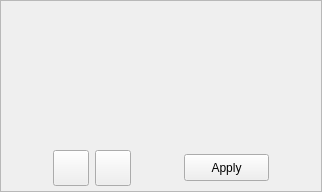
AdelKS/ZeGrapher, file Widgets/rangeadjustments.ui: the form before one commit.
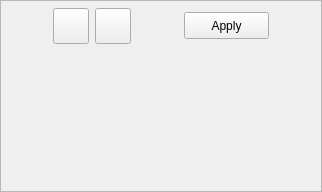
The form after the commit. Icons and pictures are not drawn.

The edit to the form file:
```diff
--- a/Widgets/rangeadjustments.ui
+++ b/Widgets/rangeadjustments.ui
@@ -84,14 +84,67 @@
        <item>
         <widget class="QWidget" name="axesWidget" native="true">
          <layout class="QHBoxLayout" name="horizontalLayout_2">
+          <property name="spacing">
+           <number>6</number>
+          </property>
+          <property name="leftMargin">
+           <number>0</number>
+          </property>
+          <property name="topMargin">
+           <number>0</number>
+          </property>
+          <property name="rightMargin">
+           <number>0</number>
+          </property>
+          <property name="bottomMargin">
+           <number>0</number>
+          </property>
           <item>
            <widget class="QWidget" name="formWidget" native="true">
-            <layout class="QFormLayout" name="xForm"/>
+            <layout class="QFormLayout" name="xForm">
+             <property name="horizontalSpacing">
+              <number>6</number>
+             </property>
+             <property name="verticalSpacing">
+              <number>6</number>
+             </property>
+             <property name="leftMargin">
+              <number>0</number>
+             </property>
+             <property name="topMargin">
+              <number>0</number>
+             </property>
+             <property name="rightMargin">
+              <number>0</number>
+             </property>
+             <property name="bottomMargin">
+              <number>0</number>
+             </property>
+            </layout>
            </widget>
           </item>
           <item>
            <widget class="QWidget" name="formWidget_2" native="true">
-            <layout class="QFormLayout" name="yForm"/>
+            <layout class="QFormLayout" name="yForm">
+             <property name="horizontalSpacing">
+              <number>6</number>
+             </property>
+             <property name="verticalSpacing">
+              <number>6</number>
+             </property>
+             <property name="leftMargin">
+              <number>0</number>
+             </property>
+             <property name="topMargin">
+              <number>0</number>
+             </property>
+             <property name="rightMargin">
+              <number>0</number>
+             </property>
+             <property name="bottomMargin">
+              <number>0</number>
+             </property>
+            </layout>
            </widget>
           </item>
          </layout>
@@ -267,6 +320,19 @@
          </layout>
         </widget>
        </item>
+       <item>
+        <spacer name="verticalSpacer">
+         <property name="orientation">
+          <enum>Qt::Vertical</enum>
+         </property>
+         <property name="sizeHint" stdset="0">
+          <size>
+           <width>20</width>
+           <height>40</height>
+          </size>
+         </property>
+        </spacer>
+       </item>
       </layout>
      </widget>
     </widget>
```
